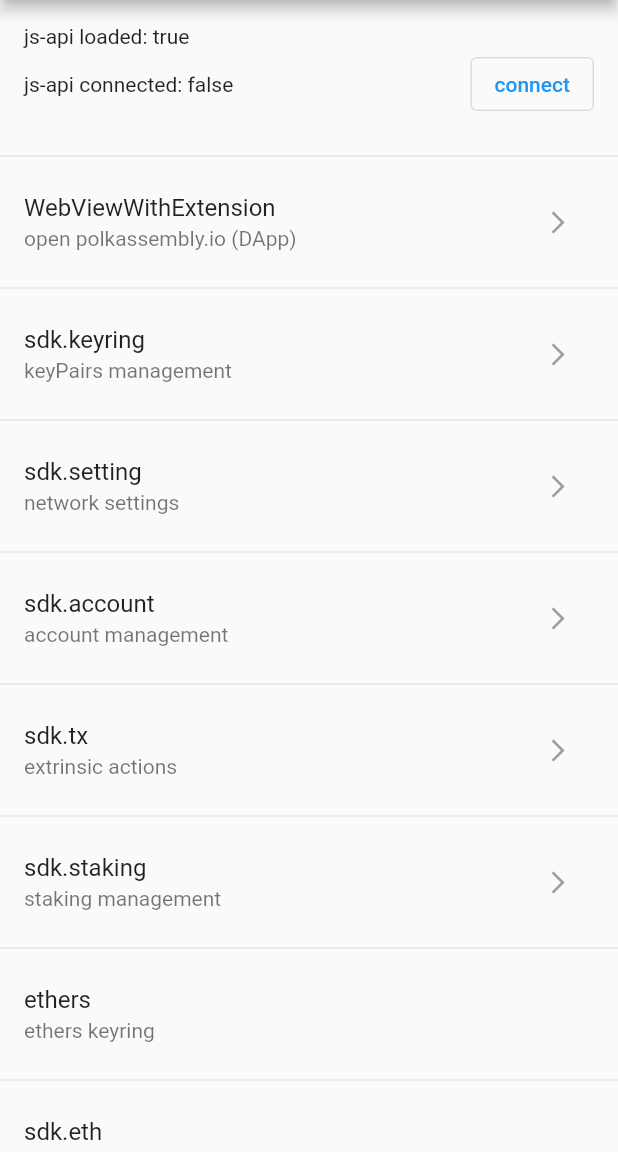
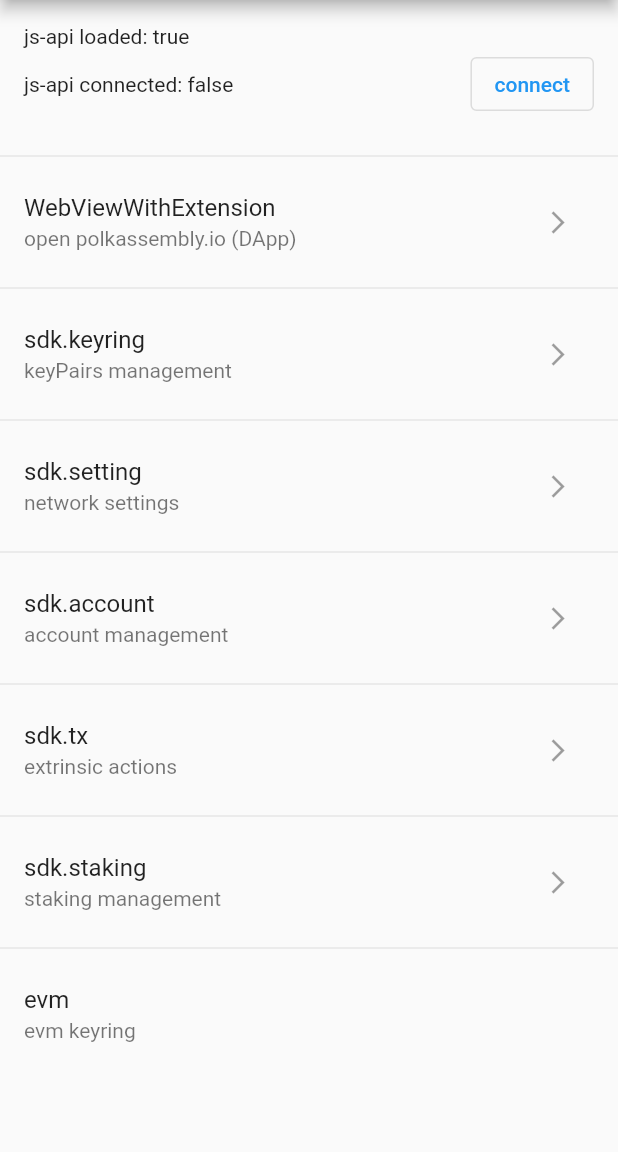
Before and after one commit to polkawallet-io/sdk, a Flutter app: the screen it shows after launch, on a phone screen of 412 x 824 dp, the part 84-1236 px from its top. Run offline on Flutter 3.47's test engine with Material 2 defaults, Android fonts, the phone set to English and light mode, and no system bars; our stand-ins replace convert, get_storage, mobx, shared_preferences, webview_flutter; missing offline and left inert: aes_ecb_pkcs5_flutter, bip39, ethers, flutter_aes_ecb_pkcs5, flutter_inappwebview, jaguar and 1 more; generated files the repository leaves out were written again; statements that could not run were skipped.

Commit message:
conflict resolve

```diff
--- a/example/lib/main.dart
+++ b/example/lib/main.dart
@@ -6,7 +6,6 @@ import 'package:polkawallet_sdk/storage/keyring.dart';
 import 'package:polkawallet_sdk/storage/keyringEVM.dart';
 import 'package:polkawallet_sdk_example/pages/account.dart';
 import 'package:polkawallet_sdk_example/pages/dAppPage.dart';
-import 'package:polkawallet_sdk_example/pages/ethWithJS.dart';
 import 'package:polkawallet_sdk_example/pages/evm.dart';
 import 'package:polkawallet_sdk_example/pages/keyring.dart';
 import 'package:polkawallet_sdk_example/pages/setting.dart';
@@ -83,7 +82,6 @@ class _MyAppState extends State<MyApp> {
         TxPage.route: (_) => TxPage(sdk, keyring, _showResult),
         StakingPage.route: (_) => StakingPage(sdk, keyring, _showResult),
         EVMPage.route: (_) => EVMPage(sdk, keyringEVM, _showResult),
-        EthWithJSPage.route: (_) => EthWithJSPage(sdk, keyringEVM, _showResult),
       },
     );
   }
@@ -226,18 +224,10 @@ class _MyHomePageState extends State<MyHomePage> {
             ),
             Divider(),
             ListTile(
-              title: Text('ethers'),
-              subtitle: Text('ethers keyring'),
+              title: Text('evm'),
+              subtitle: Text('evm keyring'),
               onTap: () {
                 Navigator.of(context).pushNamed(EVMPage.route);
-              },
-            ),
-            Divider(),
-            ListTile(
-              title: Text('sdk.eth'),
-              subtitle: Text('eth js keyring'),
-              onTap: () {
-                Navigator.of(context).pushNamed(EthWithJSPage.route);
               },
             ),
           ],
--- a/lib/polkawallet_sdk.dart
+++ b/lib/polkawallet_sdk.dart
@@ -5,7 +5,7 @@ import 'dart:convert';
 
 import 'package:http/http.dart';
 import 'package:polkawallet_sdk/api/api.dart';
-import 'package:polkawallet_sdk/ethers/apiEthers.dart';
+import 'package:polkawallet_sdk/evm/apiKeyringEVM.dart';
 import 'package:polkawallet_sdk/service/index.dart';
 import 'package:polkawallet_sdk/service/webViewRunner.dart';
 import 'package:polkawallet_sdk/storage/keyring.dart';
@@ -14,7 +14,7 @@ import 'package:polkawallet_sdk/storage/keyring.dart';
 /// with the substrate-based block-chain network.
 class WalletSDK {
   late PolkawalletApi api;
-  late ApiEthers ethers;
+  late ApiKeyringEVM evm;
 
   List<String> _blackList = [];
 
@@ -57,7 +57,7 @@ class WalletSDK {
     );
 
     api = PolkawalletApi(_service);
-    ethers = ApiEthers(_service);
+    evm = ApiKeyringEVM(_service);
     return c.future;
   }
 
```
